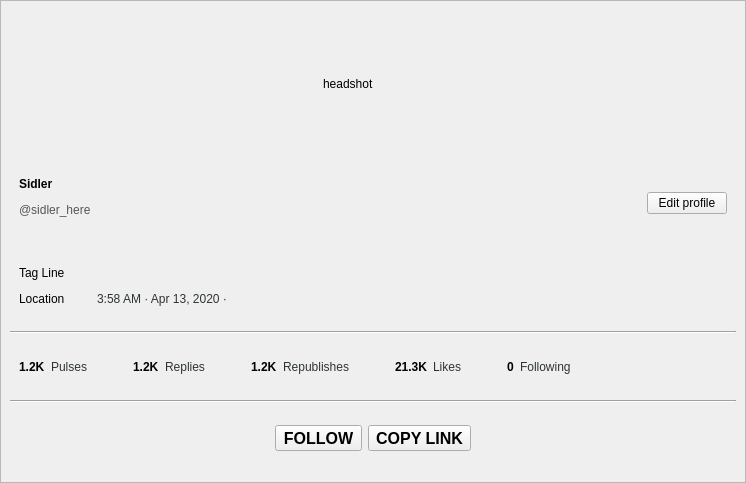
First picture: the form in retroshare-gui/src/gui/TheWire/PulseViewGroup.ui, repository RetroShare/RetroShare, before the edit.
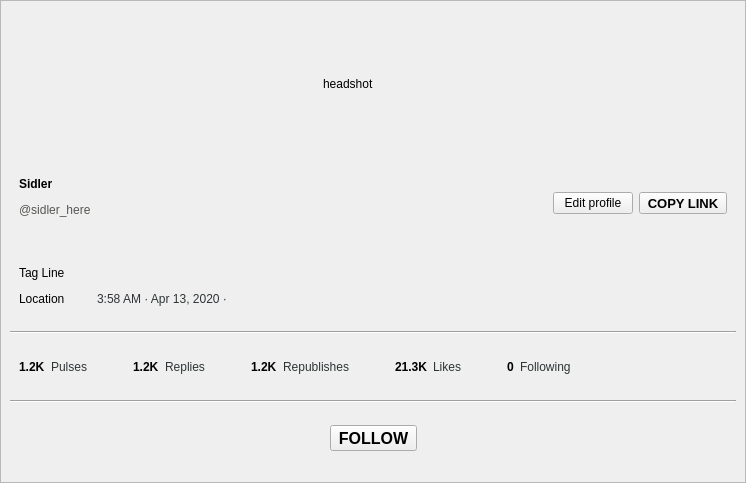
Second picture: the form after the edit. Icons and pictures are not drawn. Custom widgets are drawn as their Qt base class.

What changed in the file:
```diff
--- a/retroshare-gui/src/gui/TheWire/PulseViewGroup.ui
+++ b/retroshare-gui/src/gui/TheWire/PulseViewGroup.ui
@@ -222,6 +222,27 @@
            </property>
           </widget>
          </item>
+         <item row="0" column="3" rowspan="3">
+          <widget class="QToolButton" name="toolButton_copyProfileLink">
+           <property name="font">
+            <font>
+             <pointsize>10</pointsize>
+             <weight>75</weight>
+             <bold>true</bold>
+            </font>
+           </property>
+           <property name="text">
+            <string>COPY LINK</string>
+           </property>
+           <property name="icon">
+            <iconset resource="TheWire_images.qrc">
+             <normaloff>:/images/link.svg</normaloff>:/images/link.svg</iconset>
+           </property>
+           <property name="toolButtonStyle">
+            <enum>Qt::ToolButtonTextBesideIcon</enum>
+           </property>
+          </widget>
+         </item>
         </layout>
        </widget>
       </item>
@@ -595,27 +616,6 @@
            </property>
           </widget>
          </item>
-         <item>
-          <widget class="QToolButton" name="toolButton_copyProfileLink">
-           <property name="font">
-            <font>
-             <pointsize>12</pointsize>
-             <weight>75</weight>
-             <bold>true</bold>
-            </font>
-           </property>
-           <property name="text">
-            <string>COPY LINK</string>
-           </property>
-           <property name="icon">
-            <iconset resource="TheWire_images.qrc">
-             <normaloff>:/images/link.svg</normaloff>:/images/link.svg</iconset>
-           </property>
-           <property name="toolButtonStyle">
-            <enum>Qt::ToolButtonTextBesideIcon</enum>
-           </property>
-          </widget>
-         </item>
          <item>
           <spacer name="widget_actions_RHSpacer">
            <property name="orientation">
```
